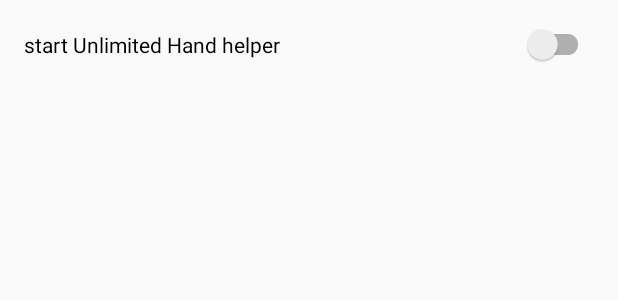
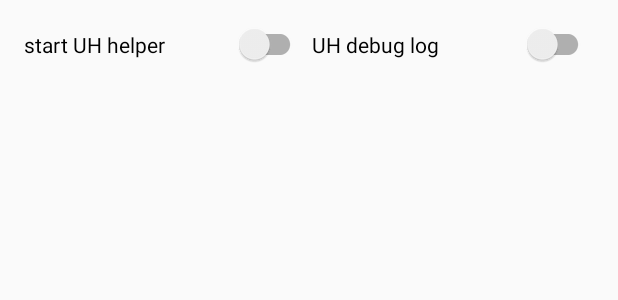
Before and after one commit to thcomp/Android_UnlimitedHandAccessHelper, an Android app: the layout activity_main.xml on its own in the app's theme, with its tools: preview values and no code run, on a phone screen of 412 x 824 dp. Shown: the top 300 px of the screen. Run offline under Robolectric (Android 15) with nearby library versions, the light colour scheme and no system bars.

Commit message:
不具合修正

```diff
--- a/app/src/main/AndroidManifest.xml
+++ b/app/src/main/AndroidManifest.xml
@@ -10,7 +10,7 @@
         android:label="@string/app_name"
         android:supportsRtl="true"
         android:theme="@style/AppTheme">
-        <activity android:name=".MainActivity">
+        <activity android:name=".MainActivity" android:screenOrientation="portrait">
             <intent-filter>
                 <action android:name="android.intent.action.MAIN"/>
 
--- a/app/src/main/res/layout/activity_main.xml
+++ b/app/src/main/res/layout/activity_main.xml
@@ -13,11 +13,31 @@
     android:orientation="vertical"
     tools:context="jp.co.thcomp.unlimited_hand.MainActivity">
 
-    <android.support.v7.widget.SwitchCompat
-        android:id="@+id/swtConnectUnlimitedHand"
+    <LinearLayout
         android:layout_width="match_parent"
         android:layout_height="wrap_content"
-        android:text="start Unlimited Hand helper"/>
+        android:weightSum="1.0"
+        android:orientation="horizontal">
+
+        <android.support.v7.widget.SwitchCompat
+            android:id="@+id/swtConnectUnlimitedHand"
+            android:layout_width="0dp"
+            android:layout_height="wrap_content"
+            android:layout_weight="0.5"
+            android:text="start UH helper"/>
+
+        <View
+            android:layout_width="4dp"
+            android:layout_height="1px" />
+
+        <android.support.v7.widget.SwitchCompat
+            android:id="@+id/swtDebugLog"
+            android:layout_width="0dp"
+            android:layout_height="wrap_content"
+            android:layout_weight="0.5"
+            android:text="UH debug log"/>
+
+    </LinearLayout>
 
     <View
         android:layout_width="match_parent"
--- a/settings.gradle
+++ b/settings.gradle
@@ -1,2 +1,3 @@
-include ':app', ':unlimitedhand', ':bt_helper'
-project(':bt_helper').projectDir = new File('../Android_BluetoothHelper/app/')
+include ':app', ':unlimitedhand'
+//include ':app', ':unlimitedhand', ':bt_helper'
+//project(':bt_helper').projectDir = new File('../Android_BluetoothHelper/app/')
--- a/unlimitedhand/build.gradle
+++ b/unlimitedhand/build.gradle
@@ -25,6 +25,7 @@ repositories {
 dependencies {
     compile fileTree(dir: 'libs', include: ['*.jar'])
     compile 'jp.co.thcomp:android_utility:1.0.+'
+    //compile project(':bt_helper')
     compile 'jp.co.thcomp:android_bluetoothhelper:0.0.+'
     testCompile 'junit:junit:4.12'
 }
--- a/unlimitedhand/src/main/java/jp/co/thcomp/unlimitedhand/data/CalibrationData.java
+++ b/unlimitedhand/src/main/java/jp/co/thcomp/unlimitedhand/data/CalibrationData.java
@@ -5,7 +5,7 @@ import java.util.Arrays;
 public class CalibrationData {
     public int mAngleFlatAve = 0;
     public Integer[] mPRAveArray = new Integer[PhotoReflectorData.PHOTO_REFLECTOR_NUM];
-    public Float[] mAccelTempGyroAveArray = new Float[AccelerationData.ACCELERATION_GYRO_NUM];
+    public Float[] mAccelGyroAveArray = new Float[AccelerationData.ACCELERATION_GYRO_NUM];
 
     public CalibrationData() {
         jp.co.thcomp.util.LogUtil.printStackTrace();
@@ -14,7 +14,7 @@ public class CalibrationData {
     @Override
     public String toString() {
         return "CalibrationData{" +
-                "mAccelTempGyroAveArray=" + Arrays.toString(mAccelTempGyroAveArray) +
+                "mAccelGyroAveArray=" + Arrays.toString(mAccelGyroAveArray) +
                 ", mAngleFlatAve=" + mAngleFlatAve +
                 ", mPRAveArray=" + Arrays.toString(mPRAveArray) +
                 '}';
```
Also changed, not shown: app/src/main/java/jp/co/thcomp/unlimited_hand/MainActivity.java (+8 -0 lines), unlimitedhand/src/main/java/jp/co/thcomp/unlimitedhand/UhAccessHelper.java (+14 -12 lines), unlimitedhand/src/main/java/jp/co/thcomp/unlimitedhand/UhCalibrator.java (+58 -23 lines), unlimitedhand/src/main/java/jp/co/thcomp/unlimitedhand/data/AccelerationData.java (+11 -2 lines), unlimitedhand/src/main/java/jp/co/thcomp/unlimitedhand/data/GyroData.java (+22 -2 lines), 9 other files.
